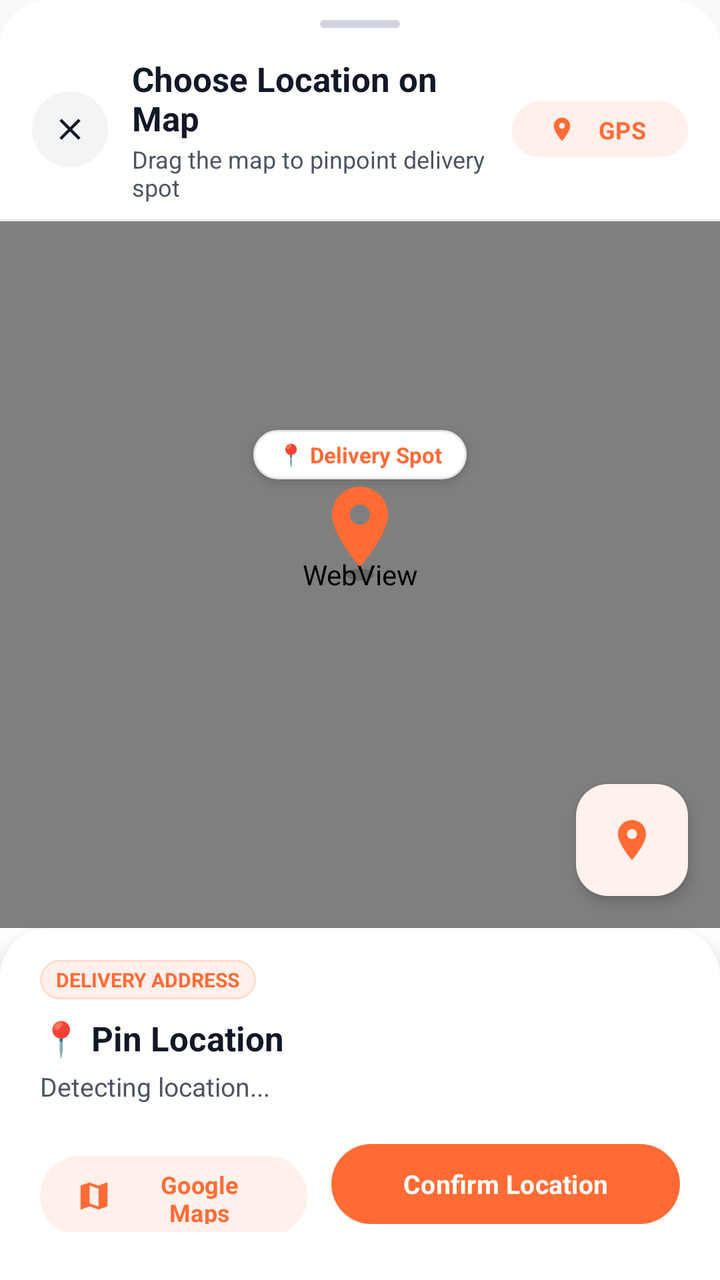
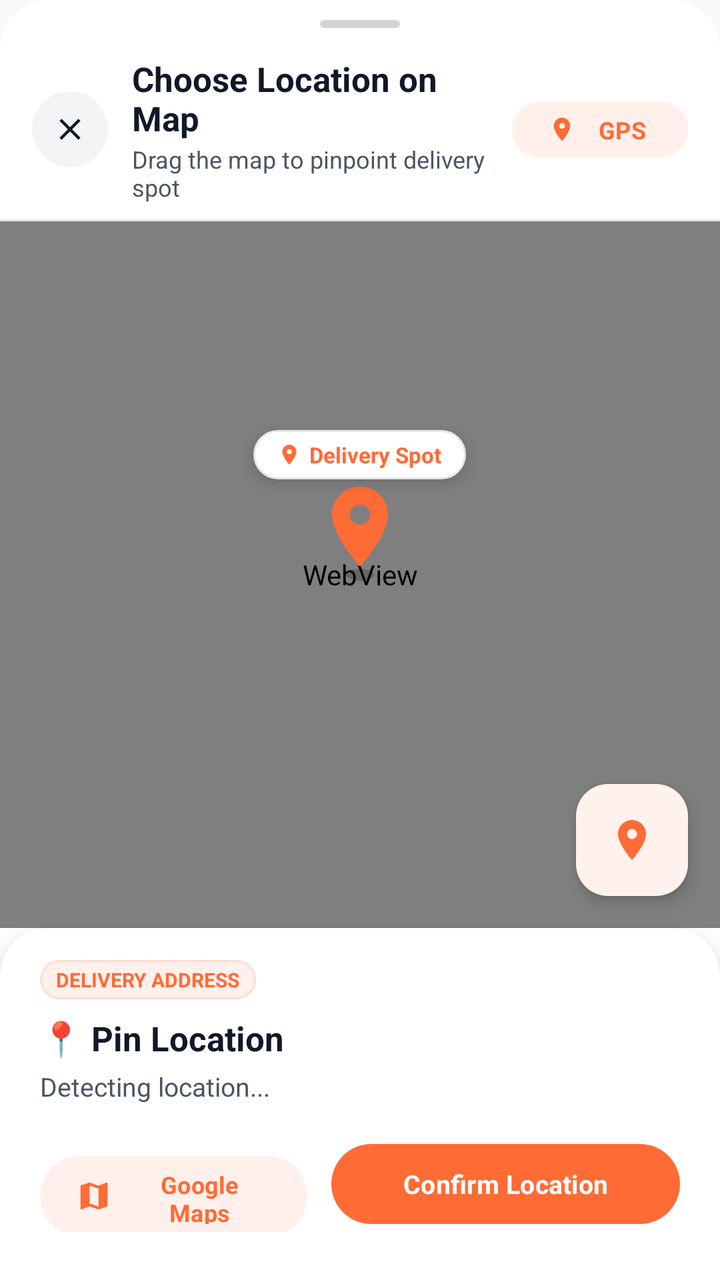

An Android layout rendered at two revisions. The XML below is the earlier revision; the diff shows what the commit changed to produce the second picture.
<!-- AndroidManifest.xml: application theme Theme.AKRHunger -->
<!-- res/layout/dialog_map_picker.xml -->
<?xml version="1.0" encoding="utf-8"?>
<LinearLayout xmlns:android="http://schemas.android.com/apk/res/android"
    xmlns:app="http://schemas.android.com/apk/res-auto"
    android:layout_width="match_parent"
    android:layout_height="match_parent"
    android:background="@drawable/bg_map_card_top"
    android:orientation="vertical">

    
    <View
        android:layout_width="40dp"
        android:layout_height="4dp"
        android:layout_gravity="center_horizontal"
        android:layout_marginTop="10dp"
        android:layout_marginBottom="6dp"
        android:background="@drawable/bg_drag_handle" />

    
    <LinearLayout
        android:layout_width="match_parent"
        android:layout_height="wrap_content"
        android:gravity="center_vertical"
        android:orientation="horizontal"
        android:paddingHorizontal="16dp"
        android:paddingVertical="8dp">

        <FrameLayout
            android:id="@+id/btn_close_map"
            android:layout_width="38dp"
            android:layout_height="38dp"
            android:background="@drawable/bg_icon_circle_gray"
            android:clickable="true"
            android:focusable="true"
            android:foreground="?attr/selectableItemBackgroundBorderless">

            <ImageView
                android:layout_width="18dp"
                android:layout_height="18dp"
                android:layout_gravity="center"
                android:src="@drawable/ic_close"
                app:tint="@color/text_primary" />
        </FrameLayout>

        <LinearLayout
            android:layout_width="0dp"
            android:layout_height="wrap_content"
            android:layout_marginStart="12dp"
            android:layout_weight="1"
            android:orientation="vertical">

            <TextView
                android:layout_width="wrap_content"
                android:layout_height="wrap_content"
                android:text="Choose Location on Map"
                android:textColor="@color/text_primary"
                android:textSize="17sp"
                android:textStyle="bold" />

            <TextView
                android:layout_width="wrap_content"
                android:layout_height="wrap_content"
                android:layout_marginTop="1dp"
                android:text="Drag the map to pinpoint delivery spot"
                android:textColor="@color/text_secondary"
                android:textSize="12sp" />
        </LinearLayout>

        
        <com.google.android.material.button.MaterialButton
            android:id="@+id/btn_header_gps"
            style="@style/Widget.AKR.Button.PillSoft"
            android:layout_width="wrap_content"
            android:layout_height="36dp"
            android:paddingHorizontal="12dp"
            android:text="GPS"
            android:textSize="12sp"
            app:icon="@drawable/ic_location"
            app:iconSize="14dp"
            app:iconTint="@color/primary" />
    </LinearLayout>

    <View
        android:layout_width="match_parent"
        android:layout_height="1dp"
        android:background="@color/divider_hairline" />

    
    <FrameLayout
        android:id="@+id/fl_map_container"
        android:layout_width="match_parent"
        android:layout_height="0dp"
        android:layout_weight="1">

        <WebView
            android:id="@+id/web_view_map"
            android:layout_width="match_parent"
            android:layout_height="match_parent" />

        
        <View
            android:id="@+id/view_pin_shadow"
            android:layout_width="14dp"
            android:layout_height="6dp"
            android:layout_gravity="center"
            android:background="@drawable/bg_pin_shadow"
            android:clickable="false"
            android:focusable="false" />

        
        <ImageView
            android:id="@+id/iv_center_pin"
            android:layout_width="48dp"
            android:layout_height="48dp"
            android:layout_gravity="center"
            android:layout_marginBottom="24dp"
            android:clickable="false"
            android:focusable="false"
            android:src="@drawable/ic_location"
            app:tint="@color/primary" />

        
        <LinearLayout
            android:layout_width="wrap_content"
            android:layout_height="wrap_content"
            android:layout_gravity="center"
            android:layout_marginBottom="60dp"
            android:background="@drawable/bg_pill_white"
            android:elevation="3dp"
            android:gravity="center"
            android:orientation="horizontal"
            android:paddingHorizontal="12dp"
            android:paddingVertical="5dp">

            <TextView
                android:layout_width="wrap_content"
                android:layout_height="wrap_content"
                android:text="📍 Delivery Spot"
                android:textColor="@color/primary"
                android:textSize="11sp"
                android:textStyle="bold" />
        </LinearLayout>

        
        <com.google.android.material.floatingactionbutton.FloatingActionButton
            android:id="@+id/fab_my_location"
            android:layout_width="wrap_content"
            android:layout_height="wrap_content"
            android:layout_gravity="bottom|end"
            android:layout_marginEnd="16dp"
            android:layout_marginBottom="16dp"
            android:contentDescription="Locate Me"
            android:src="@drawable/ic_location"
            app:backgroundTint="@color/surface"
            app:elevation="4dp"
            app:fabSize="mini"
            app:tint="@color/primary" />

        
        <ProgressBar
            android:id="@+id/map_progress"
            android:layout_width="40dp"
            android:layout_height="40dp"
            android:layout_gravity="center"
            android:indeterminateTint="@color/primary"
            android:visibility="gone" />
    </FrameLayout>

    
    <LinearLayout
        android:layout_width="match_parent"
        android:layout_height="wrap_content"
        android:background="@drawable/bg_map_card_top"
        android:elevation="8dp"
        android:orientation="vertical"
        android:paddingHorizontal="20dp"
        android:paddingTop="16dp"
        android:paddingBottom="24dp">

        
        <LinearLayout
            android:layout_width="match_parent"
            android:layout_height="wrap_content"
            android:gravity="center_vertical"
            android:orientation="horizontal">

            <TextView
                android:layout_width="wrap_content"
                android:layout_height="wrap_content"
                android:background="@drawable/bg_pill_soft"
                android:paddingHorizontal="8dp"
                android:paddingVertical="3dp"
                android:text="DELIVERY ADDRESS"
                android:textColor="@color/primary"
                android:textSize="10sp"
                android:textStyle="bold" />

            <View
                android:layout_width="0dp"
                android:layout_height="1dp"
                android:layout_weight="1" />

            <ProgressBar
                android:id="@+id/pb_geocoding"
                android:layout_width="16dp"
                android:layout_height="16dp"
                android:indeterminateTint="@color/primary"
                android:visibility="gone" />
        </LinearLayout>

        
        <TextView
            android:id="@+id/tv_picked_address_title"
            android:layout_width="match_parent"
            android:layout_height="wrap_content"
            android:layout_marginTop="8dp"
            android:ellipsize="end"
            android:maxLines="1"
            android:text="📍 Pin Location"
            android:textColor="@color/text_primary"
            android:textSize="17sp"
            android:textStyle="bold" />

        
        <TextView
            android:id="@+id/tv_picked_address_desc"
            android:layout_width="match_parent"
            android:layout_height="wrap_content"
            android:layout_marginTop="4dp"
            android:ellipsize="end"
            android:lineSpacingExtra="2dp"
            android:maxLines="3"
            android:text="Detecting location..."
            android:textColor="@color/text_secondary"
            android:textSize="13sp" />

        
        <LinearLayout
            android:layout_width="match_parent"
            android:layout_height="wrap_content"
            android:layout_marginTop="16dp"
            android:orientation="horizontal">

            <com.google.android.material.button.MaterialButton
                android:id="@+id/btn_open_external_map"
                style="@style/Widget.AKR.Button.PillSoft"
                android:layout_width="0dp"
                android:layout_height="48dp"
                android:layout_marginEnd="6dp"
                android:layout_weight="1"
                android:text="Google Maps"
                android:textSize="12sp"
                app:icon="@drawable/ic_map"
                app:iconTint="@color/primary" />

            <com.google.android.material.button.MaterialButton
                android:id="@+id/btn_confirm_location"
                style="@style/Widget.AKR.Button.Pill"
                android:layout_width="0dp"
                android:layout_height="48dp"
                android:layout_marginStart="6dp"
                android:layout_weight="1.3"
                android:text="Confirm Location"
                android:textSize="13sp"
                android:textStyle="bold"
                app:backgroundTint="@color/primary" />
        </LinearLayout>
    </LinearLayout>
</LinearLayout>
<!-- resources referenced by this layout -->
<resources>
  <color name="divider_hairline">#E5E7EB</color>
  <color name="primary">#FF6B35</color>
  <color name="surface">#FFFFFF</color>
  <color name="text_primary">#111827</color>
  <color name="text_secondary">#4B5563</color>
  <!-- drawable bg_drag_handle (drawable) -->
  <?xml version="1.0" encoding="utf-8"?>
  <shape xmlns:android="http://schemas.android.com/apk/res/android"
      android:shape="rectangle">
      <corners android:radius="4dp" />
      <solid android:color="#D1D5DB" />
  </shape>
  <!-- drawable bg_icon_circle_gray (drawable) -->
  <?xml version="1.0" encoding="utf-8"?>
  <shape xmlns:android="http://schemas.android.com/apk/res/android"
      android:shape="oval">
      <solid android:color="@color/surface_variant" />
  </shape>
  <!-- drawable bg_map_card_top (drawable) -->
  <?xml version="1.0" encoding="utf-8"?>
  <shape xmlns:android="http://schemas.android.com/apk/res/android"
      android:shape="rectangle">
      <corners
          android:topLeftRadius="24dp"
          android:topRightRadius="24dp"
          android:bottomLeftRadius="0dp"
          android:bottomRightRadius="0dp" />
      <solid android:color="@color/surface" />
  </shape>
  <!-- drawable bg_pill_white (drawable) -->
  <?xml version="1.0" encoding="utf-8"?>
  <ripple xmlns:android="http://schemas.android.com/apk/res/android"
      android:color="@color/primary_10">
      <item>
          <shape android:shape="rectangle">
              <corners android:radius="999dp" />
              <solid android:color="@color/surface" />
              <stroke android:width="1dp" android:color="@color/card_border_subtle" />
          </shape>
      </item>
  </ripple>
  <!-- drawable bg_pin_shadow (drawable) -->
  <?xml version="1.0" encoding="utf-8"?>
  <shape xmlns:android="http://schemas.android.com/apk/res/android"
      android:shape="oval">
      <solid android:color="#33000000" />
  </shape>
  <!-- drawable ic_close (drawable) -->
  <vector xmlns:android="http://schemas.android.com/apk/res/android"
      android:width="24dp"
      android:height="24dp"
      android:viewportWidth="24"
      android:viewportHeight="24">
      <path
          android:fillColor="#FFFFFFFF"
          android:pathData="M19,6.41L17.59,5 12,10.59 6.41,5 5,6.41 10.59,12 5,17.59 6.41,19 12,13.41 17.59,19 19,17.59 13.41,12z" />
  </vector>
  <color name="surface_variant">#F3F4F6</color>
  <color name="primary_15">#26FF6B35</color>
  <color name="primary_tint">#FFF0EB</color>
  <color name="primary_tint_border">#FFDCD0</color>
  <color name="primary_10">#1AFF6B35</color>
  <color name="card_border_subtle">#E5E7EB</color>
  <color name="on_primary">#FFFFFF</color>
  <color name="primary_dark">#E55A25</color>
  <color name="secondary">#F59E0B</color>
  <color name="on_secondary">#111827</color>
  <color name="background">#F8F9FA</color>
  <color name="on_surface">#111827</color>
  <style name="ThemeOverlay.AKR.MaterialAlertDialog" parent="ThemeOverlay.Material3.MaterialAlertDialog">
          <item name="shapeAppearance">@style/ShapeAppearance.AKR.Dialog</item>
          <item name="shapeAppearanceOverlay">@style/ShapeAppearance.AKR.Dialog</item>
          <item name="colorSurface">@color/surface</item>
          <item name="android:backgroundDimAmount">0.5</item>
      </style>
  <style name="ThemeOverlay.AKR.BottomSheetDialog" parent="ThemeOverlay.Material3.BottomSheetDialog">
          <item name="bottomSheetStyle">@style/Widget.AKR.BottomSheet</item>
      </style>
  <style name="ShapeAppearance.AKR.Dialog" parent="">
          <item name="cornerFamily">rounded</item>
          <item name="cornerSize">24dp</item>
      </style>
  <style name="Widget.AKR.BottomSheet" parent="Widget.Material3.BottomSheet">
          <item name="shapeAppearanceOverlay">@style/ShapeAppearance.AKR.BottomSheet</item>
          <item name="backgroundTint">@color/surface</item>
      </style>
  <style name="ShapeAppearance.AKR.BottomSheet" parent="">
          <item name="cornerFamily">rounded</item>
          <item name="cornerSizeTopLeft">28dp</item>
          <item name="cornerSizeTopRight">28dp</item>
      </style>
  <!-- unchanged entries left out for length: 6 -->
</resources>

<!-- the commit's change to res/layout/dialog_map_picker.xml (unified diff, before → after) -->
@@ -125,16 +125,23 @@
             android:layout_gravity="center"
             android:layout_marginBottom="60dp"
             android:background="@drawable/bg_pill_white"
-            android:elevation="3dp"
+            android:elevation="4dp"
             android:gravity="center"
             android:orientation="horizontal"
             android:paddingHorizontal="12dp"
             android:paddingVertical="5dp">
 
-            <TextView
-                android:layout_width="wrap_content"
-                android:layout_height="wrap_content"
-                android:text="📍 Delivery Spot"
+            <ImageView
+                android:layout_width="12dp"
+                android:layout_height="12dp"
+                android:src="@drawable/ic_location"
+                app:tint="@color/primary" />
+
+            <TextView
+                android:layout_width="wrap_content"
+                android:layout_height="wrap_content"
+                android:layout_marginStart="4dp"
+                android:text="Delivery Spot"
                 android:textColor="@color/primary"
                 android:textSize="11sp"
                 android:textStyle="bold" />
